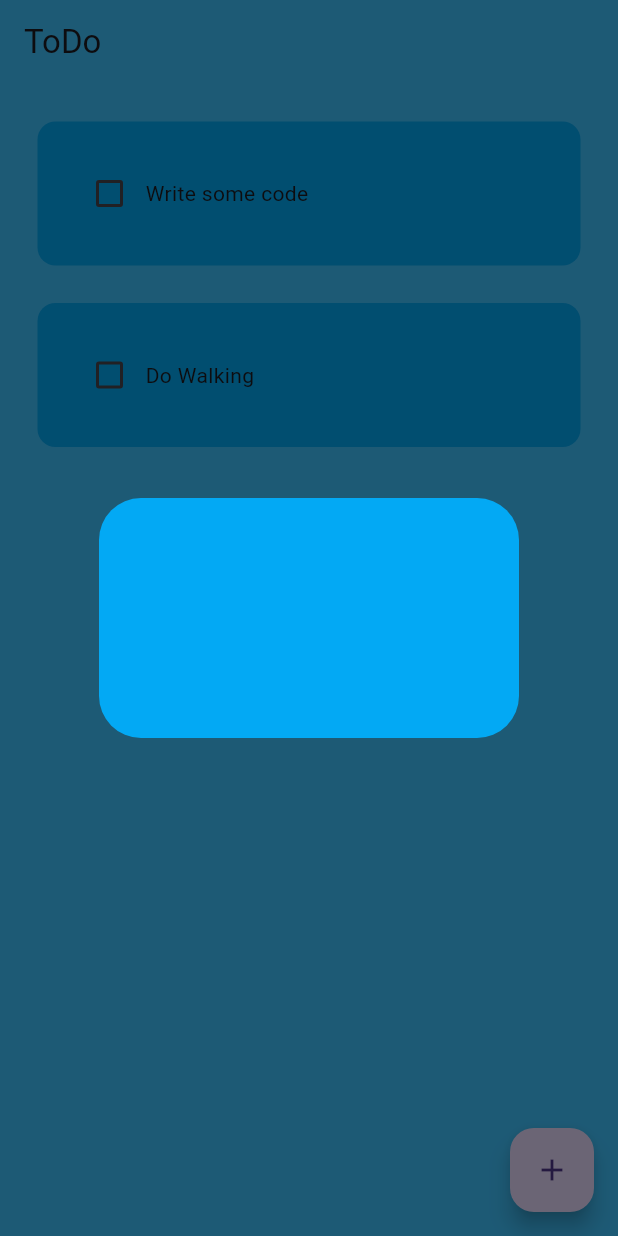
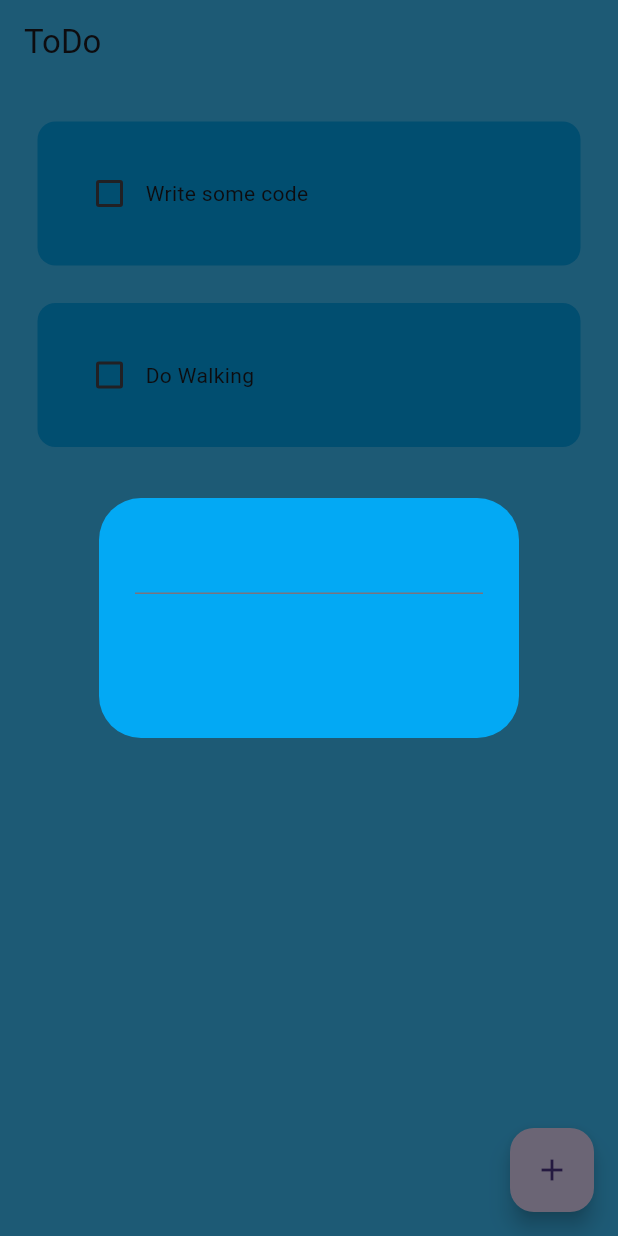
Before and after one commit to alexmortelsison/ToDoApp, a Flutter app: the screen it shows after launch, after a tap on the "add" icon, on a phone screen of 412 x 824 dp. Run offline on Flutter 3.47's test engine with Material 3 defaults, Android fonts, the phone set to English and light mode, and no system bars.

Commit message:
updated dialog_box

```diff
--- a/lib/util/dialog_box.dart
+++ b/lib/util/dialog_box.dart
@@ -6,9 +6,16 @@ class DialogBox extends StatelessWidget {
 
   @override
   Widget build(BuildContext context) {
-    return AlertDialog(
+    return const AlertDialog(
       backgroundColor: Colors.lightBlue,
-      content: Container(height: 120),
+      content: SizedBox(
+        height: 120,
+        child: Column(
+          children: [
+            TextField(),
+          ],
+        ),
+      ),
     );
   }
 }
```
